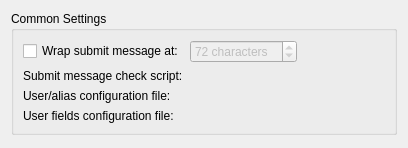
Old version of the form src/plugins/vcsbase/commonsettingspage.ui in the repository qt-creator/qt-creator.
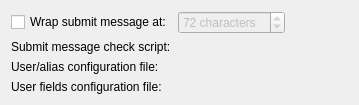
New version of the form. Custom widgets are drawn as their Qt base class.

Commit message: Removed redundant group boxes from options dialog pages

The edit to the form file:
```diff
--- a/src/plugins/vcsbase/commonsettingspage.ui
+++ b/src/plugins/vcsbase/commonsettingspage.ui
@@ -6,16 +6,10 @@
    <rect>
     <x>0</x>
     <y>0</y>
-    <width>408</width>
-    <height>148</height>
+    <width>359</width>
+    <height>105</height>
    </rect>
   </property>
-  <layout class="QVBoxLayout" name="verticalLayout">
-   <item>
-    <widget class="QGroupBox" name="commonGroupBox">
-     <property name="title">
-      <string>Common Settings</string>
-     </property>
      <layout class="QGridLayout" name="gridLayout">
       <item row="0" column="0">
        <widget class="QCheckBox" name="lineWrapCheckBox">
@@ -96,10 +90,7 @@
       <item row="3" column="1" colspan="2">
        <widget class="Utils::PathChooser" name="nickNameFieldsFileChooser" native="true"/>
       </item>
-     </layout>
-    </widget>
-   </item>
-   <item>
+   <item row="4" column="0" colspan="3">
     <spacer name="verticalSpacer">
      <property name="orientation">
       <enum>Qt::Vertical</enum>
```
Left out of the diff: 8 changed lines with no effect on the pictures. Lines whose indentation alone changed are shown as unchanged. The commit also changes 12 other files.
